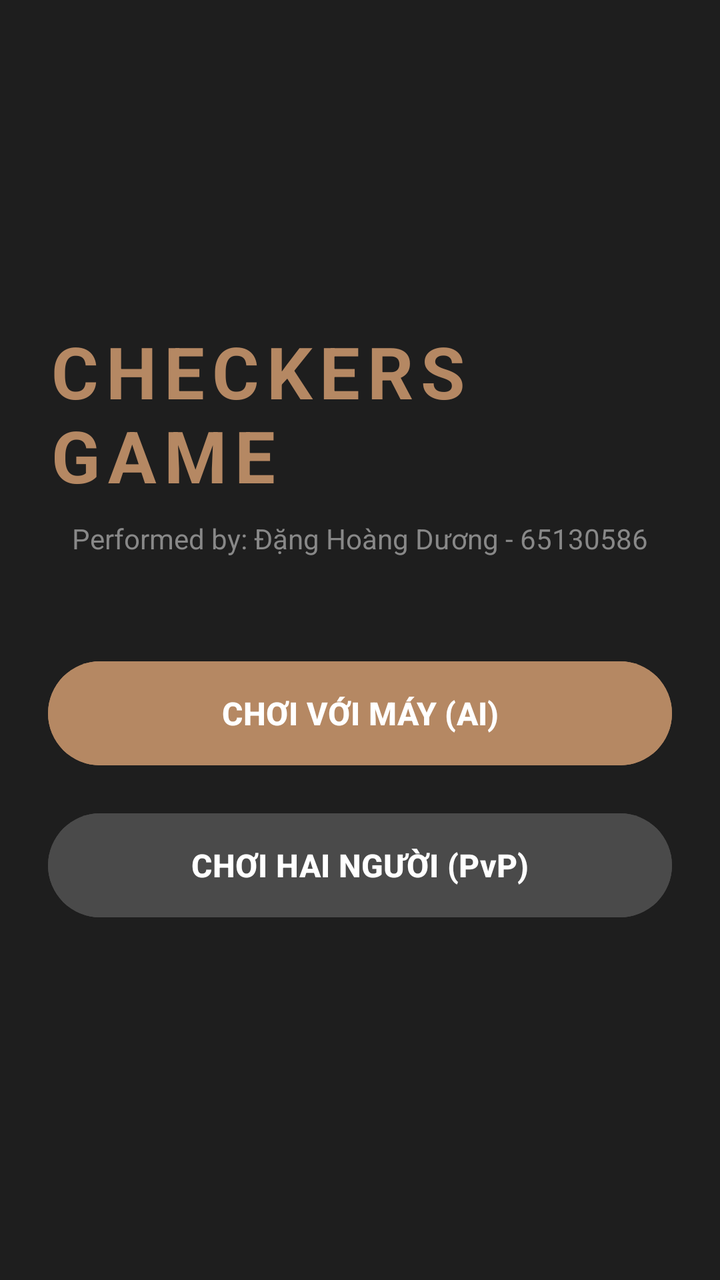
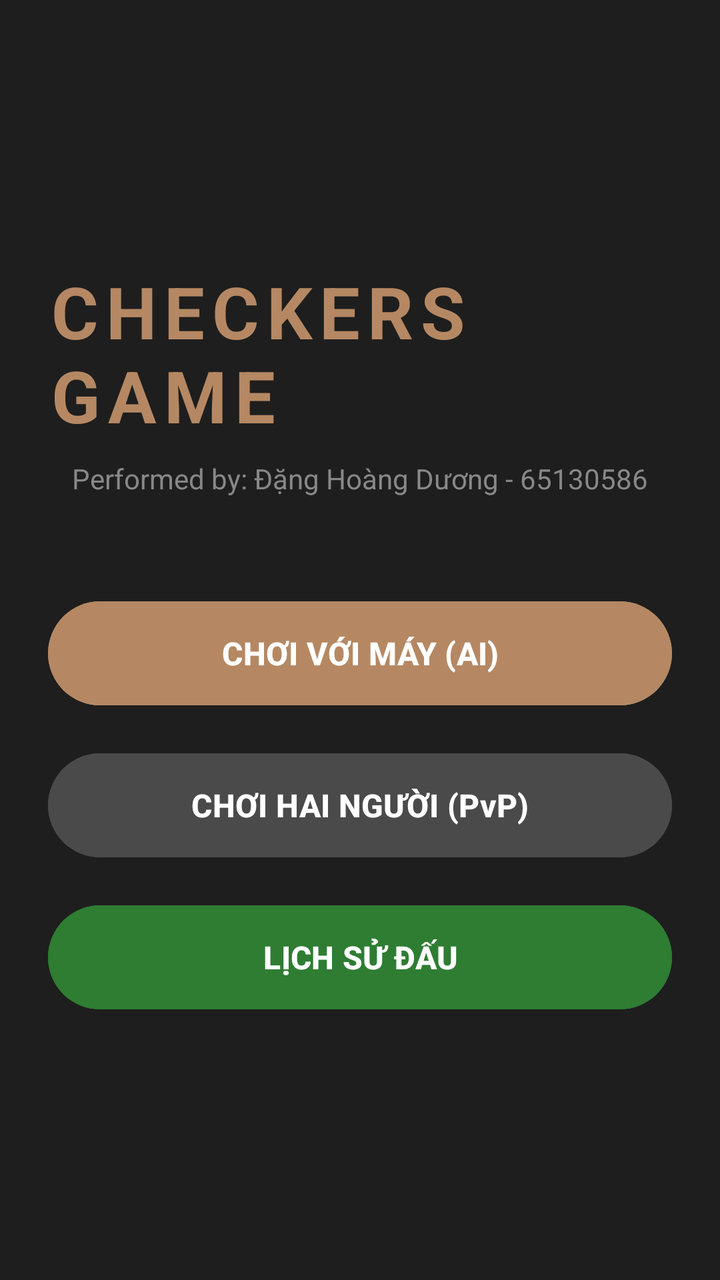

Before-and-after screenshots of an Android layout around one commit, followed by the original layout XML and the change that was made.
<!-- AndroidManifest.xml: application theme Theme.Checkersgame -->
<!-- res/layout/activity_main.xml -->
<?xml version="1.0" encoding="utf-8"?>
<LinearLayout xmlns:android="http://schemas.android.com/apk/res/android"
    xmlns:tools="http://schemas.android.com/tools"
    android:layout_width="match_parent"
    android:layout_height="match_parent"
    android:orientation="vertical"
    android:gravity="center"
    android:background="#1E1E1E"
    android:padding="24dp"
    tools:context=".ui.MainActivity">

    <TextView
        android:layout_width="wrap_content"
        android:layout_height="wrap_content"
        android:text="CHECKERS GAME"
        android:textColor="#B58863"
        android:textSize="36sp"
        android:textStyle="bold"
        android:letterSpacing="0.1"
        android:layout_marginBottom="8dp"/>

    <TextView
        android:layout_width="wrap_content"
        android:layout_height="wrap_content"
        android:text="Performed by: Đặng Hoàng Dương - 65130586"
        android:textColor="#888888"
        android:textSize="14sp"
        android:layout_marginBottom="48dp"/>

    <Button
        android:id="@+id/btnPlayAI"
        android:layout_width="match_parent"
        android:layout_height="60dp"
        android:text="CHƠI VỚI MÁY (AI)"
        android:textSize="16sp"
        android:textStyle="bold"
        android:backgroundTint="#B58863"
        android:textColor="#FFFFFF"
        android:layout_marginBottom="16dp"/>

    <Button
        android:id="@+id/btnPlayPvP"
        android:layout_width="match_parent"
        android:layout_height="60dp"
        android:text="CHƠI HAI NGƯỜI (PvP)"
        android:textSize="16sp"
        android:textStyle="bold"
        android:backgroundTint="#4A4A4A"
        android:textColor="#FFFFFF"
        android:layout_marginBottom="16dp"/>

</LinearLayout>
<!-- resources referenced by this layout -->
<resources>
  <style name="Theme.Checkersgame" parent="Base.Theme.Checkersgame" />
  <style name="Base.Theme.Checkersgame" parent="Theme.Material3.DayNight.NoActionBar">
          
          
      </style>
</resources>

<!-- the commit's change to res/layout/activity_main.xml (unified diff, before → after) -->
@@ -49,4 +49,14 @@
         android:textColor="#FFFFFF"
         android:layout_marginBottom="16dp"/>
 
+    <Button
+        android:id="@+id/btnHistory"
+        android:layout_width="match_parent"
+        android:layout_height="60dp"
+        android:text="LỊCH SỬ ĐẤU"
+        android:textSize="16sp"
+        android:textStyle="bold"
+        android:backgroundTint="#2E7D32"
+        android:textColor="#FFFFFF"/>
+
 </LinearLayout>
